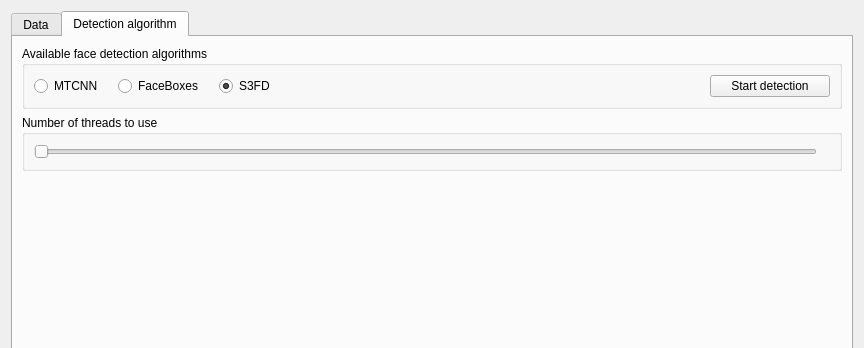
Qt form gui/templates/make_deepfake_page_2.ui (kuzzmak/deepfake) before a commit; both pictures show x 0 to 864 and y 0 to 348 of the 864 by 773 pixel window.
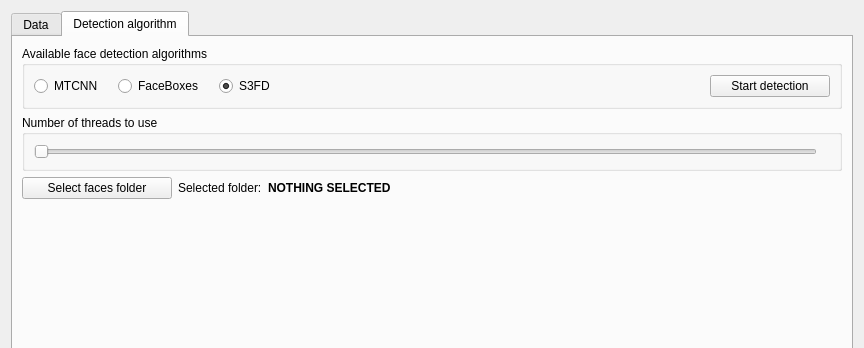
The same form after that commit.

Commit message: Added button and labels for selecting folder for newly generated faces.

```diff
--- a/gui/templates/make_deepfake_page_2.ui
+++ b/gui/templates/make_deepfake_page_2.ui
@@ -247,6 +247,56 @@
          </layout>
         </widget>
        </item>
+       <item>
+        <layout class="QHBoxLayout" name="horizontalLayout_3">
+         <item alignment="Qt::AlignLeft">
+          <widget class="QPushButton" name="select_faces_folder_btn">
+           <property name="minimumSize">
+            <size>
+             <width>150</width>
+             <height>0</height>
+            </size>
+           </property>
+           <property name="text">
+            <string>Select faces folder</string>
+           </property>
+          </widget>
+         </item>
+         <item alignment="Qt::AlignLeft">
+          <widget class="QLabel" name="label_2">
+           <property name="text">
+            <string>Selected folder:</string>
+           </property>
+          </widget>
+         </item>
+         <item>
+          <widget class="QLabel" name="selected_faces_folder_label">
+           <property name="font">
+            <font>
+             <weight>75</weight>
+             <bold>true</bold>
+            </font>
+           </property>
+           <property name="text">
+            <string>NOTHING SELECTED</string>
+           </property>
+          </widget>
+         </item>
+         <item>
+          <spacer name="horizontalSpacer_2">
+           <property name="orientation">
+            <enum>Qt::Horizontal</enum>
+           </property>
+           <property name="sizeHint" stdset="0">
+            <size>
+             <width>40</width>
+             <height>20</height>
+            </size>
+           </property>
+          </spacer>
+         </item>
+        </layout>
+       </item>
        <item>
         <spacer name="verticalSpacer_2">
          <property name="orientation">
```
The commit also changes 2 other files.
